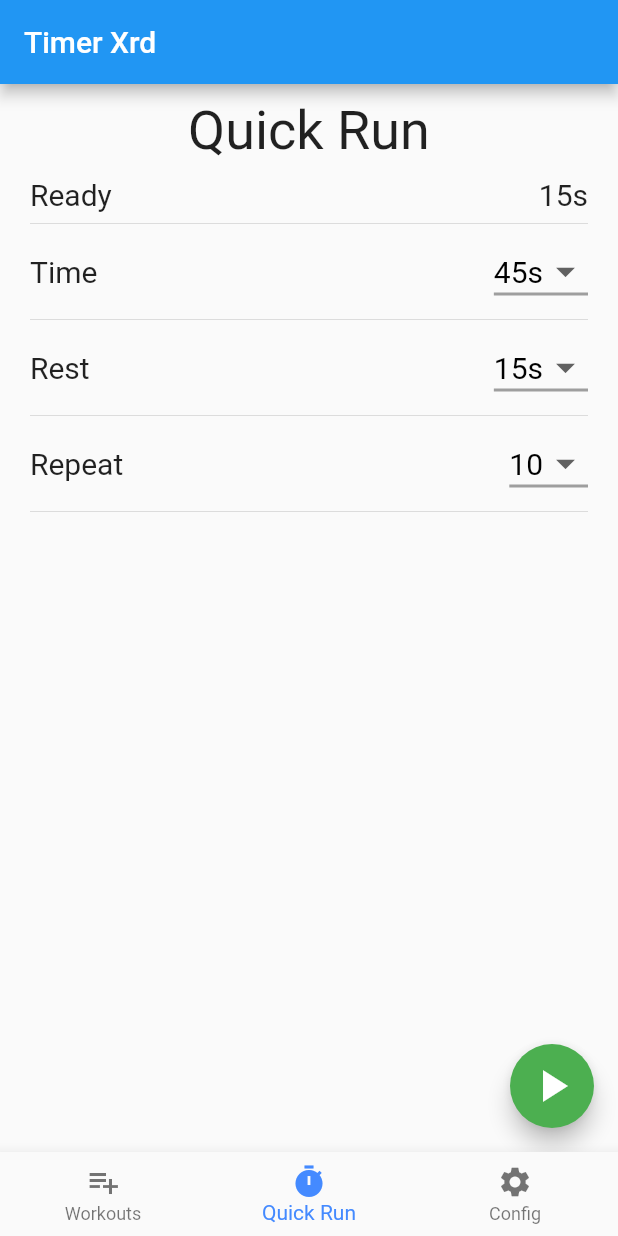
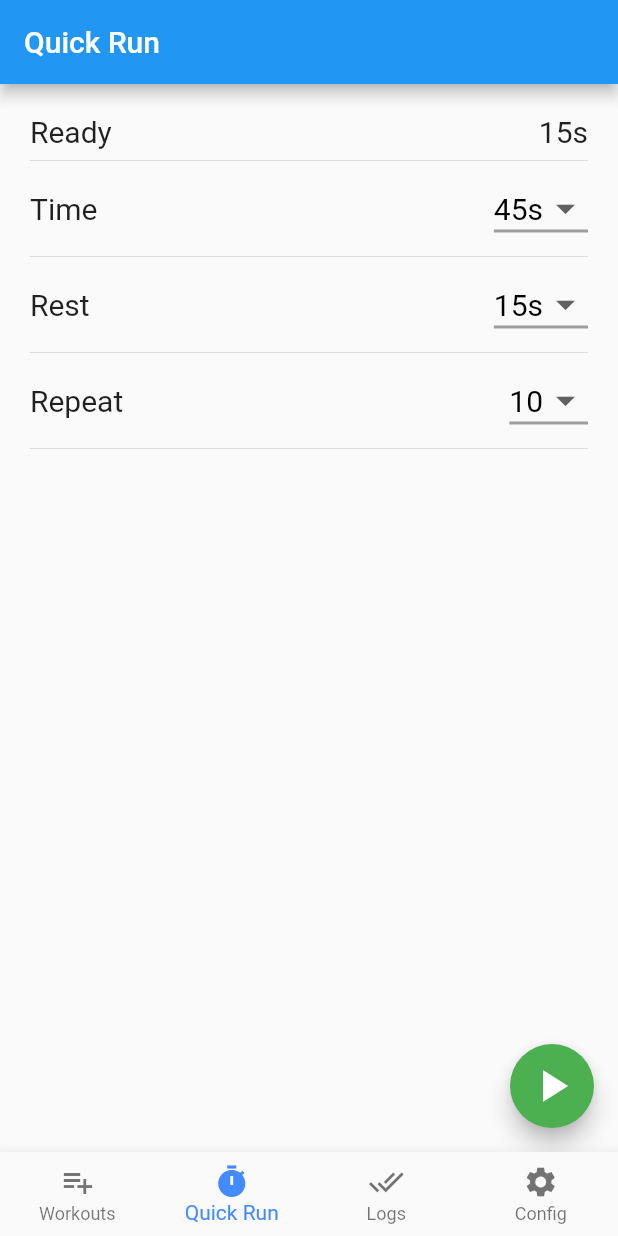
Before and after one commit to miyanokomiya/TimerXrd, a Flutter app: the screen it shows after launch, item 2 of the bottom bar chosen, on a phone screen of 412 x 824 dp. Run offline on Flutter 3.47's test engine with Material 2 defaults, Android fonts, the phone set to English and light mode, and no system bars; our stand-ins replace audioplayers, flutter_dotenv, flutter_typeahead, share, shared_preferences, sqflite and 1 more; missing offline and left inert: algolia; accounts and stored records are empty.

Commit message:
save & show workout logs

```diff
--- a/lib/home.dart
+++ b/lib/home.dart
@@ -1,6 +1,7 @@
 import 'package:flutter/material.dart';
 import './config_page.dart';
 import './l10n/l10n.dart';
+import './done_log_list_page.dart';
 import './quickrun_page.dart';
 import './workout_list_page.dart';
 
@@ -14,6 +15,7 @@ class _HomePageState extends State<HomePage> {
   final _pageWidgets = [
     WorkoutListPage(),
     QuickrunPage(),
+    DoneLogListPage(),
     ConfigPage(),
   ];
 
@@ -21,22 +23,19 @@ class _HomePageState extends State<HomePage> {
 
   @override
   Widget build(BuildContext context) {
+    final l10n = L10n.of(context);
     return Scaffold(
-      appBar: AppBar(
-        title: const Text('Timer Xrd'),
-      ),
       body: _pageWidgets.elementAt(_currentIndex),
       bottomNavigationBar: BottomNavigationBar(
         items: [
           BottomNavigationBarItem(
-              icon: const Icon(Icons.playlist_add),
-              title: Text(L10n.of(context).workouts)),
+              icon: const Icon(Icons.playlist_add), title: Text(l10n.workouts)),
           BottomNavigationBarItem(
-              icon: const Icon(Icons.timer),
-              title: Text(L10n.of(context).quickRun)),
+              icon: const Icon(Icons.timer), title: Text(l10n.quickRun)),
           BottomNavigationBarItem(
-              icon: const Icon(Icons.settings),
-              title: Text(L10n.of(context).configTitle)),
+              icon: const Icon(Icons.done_all), title: Text(l10n.logs)),
+          BottomNavigationBarItem(
+              icon: const Icon(Icons.settings), title: Text(l10n.configTitle)),
         ],
         currentIndex: _currentIndex,
         fixedColor: Colors.blueAccent,
--- a/lib/l10n/intl_ja.arb
+++ b/lib/l10n/intl_ja.arb
@@ -96,6 +96,16 @@
     "type": "text",
     "placeholders": {}
   },
+  "logs": "記録",
+  "@logs": {
+    "type": "text",
+    "placeholders": {}
+  },
+  "times": "回",
+  "@times": {
+    "type": "text",
+    "placeholders": {}
+  },
   "configTitle": "設定",
   "@configTitle": {
     "type": "text",
--- a/lib/l10n/l10n.dart
+++ b/lib/l10n/l10n.dart
@@ -100,6 +100,14 @@ class L10n {
         'Will you discard your changes?',
         name: 'confirmDiscardChanges',
       );
+  String get logs => Intl.message(
+    'Logs',
+    name: 'logs',
+  );
+  String get times => Intl.message(
+    'times',
+    name: 'times',
+  );
   String get configTitle => Intl.message(
     'Config',
     name: 'configTitle',
--- a/lib/l10n/messages_ja.dart
+++ b/lib/l10n/messages_ja.dart
@@ -32,6 +32,7 @@ class MessageLookup extends MessageLookupByLibrary {
     "goodJob" : MessageLookupByLibrary.simpleMessage("Good Job"),
     "lap" : MessageLookupByLibrary.simpleMessage("ラップ"),
     "leftAndRight" : MessageLookupByLibrary.simpleMessage("左右"),
+    "logs" : MessageLookupByLibrary.simpleMessage("記録"),
     "name" : MessageLookupByLibrary.simpleMessage("名前"),
     "noName" : MessageLookupByLibrary.simpleMessage("無名"),
     "quickRun" : MessageLookupByLibrary.simpleMessage("クイックラン"),
@@ -40,6 +41,7 @@ class MessageLookup extends MessageLookupByLibrary {
     "rest" : MessageLookupByLibrary.simpleMessage("レスト"),
     "save" : MessageLookupByLibrary.simpleMessage("保存"),
     "time" : MessageLookupByLibrary.simpleMessage("タイム"),
+    "times" : MessageLookupByLibrary.simpleMessage("回"),
     "workout" : MessageLookupByLibrary.simpleMessage("ワークアウト"),
     "workouts" : MessageLookupByLibrary.simpleMessage("ワークアウト")
   };
--- a/lib/quickrun_page.dart
+++ b/lib/quickrun_page.dart
@@ -50,19 +50,24 @@ class _QuickrunPageState extends State<QuickrunPage> {
 
   @override
   Widget build(BuildContext context) {
-    if (!ready && prefs == null) return Scaffold(body: Container());
+    if (!ready && prefs == null) {
+      return Scaffold(
+          appBar: AppBar(
+            title: Text(L10n.of(context).quickRun),
+          ),
+          body: Container());
+    }
 
     final workoutConfig =
         context.select((WorkoutStore store) => store.workoutConfig);
     return Scaffold(
+        appBar: AppBar(
+          title: Text(L10n.of(context).quickRun),
+        ),
         body: Column(
           children: [
-            Container(
-                padding: const EdgeInsets.all(10),
-                child: Text(L10n.of(context).quickRun,
-                    style: const TextStyle(fontSize: 36))),
             Padding(
-              padding: const EdgeInsets.only(left: 20, right: 20),
+              padding: const EdgeInsets.all(20),
               child: Column(
                 children: [
                   Row(
--- a/lib/workout_list_page.dart
+++ b/lib/workout_list_page.dart
@@ -34,6 +34,9 @@ class WorkoutListPage extends StatelessWidget {
     final workoutList = store.workoutList;
 
     return Scaffold(
+      appBar: AppBar(
+        title: const Text('Timer Xrd'),
+      ),
       body: Center(
           child: ListView(
               children: workoutList
```
Also changed, not shown: lib/config_page.dart (+8 -2 lines), lib/done_log_list_page.dart (added, +117 -0 lines), lib/l10n/intl_messages.arb (+11 -1 lines), lib/models/done_log.dart (added, +50 -0 lines), lib/run_workout.dart (+7 -1 lines), lib/store/workout_store.dart (+60 -3 lines), analysis_options.yaml (line endings or trailing spaces).
